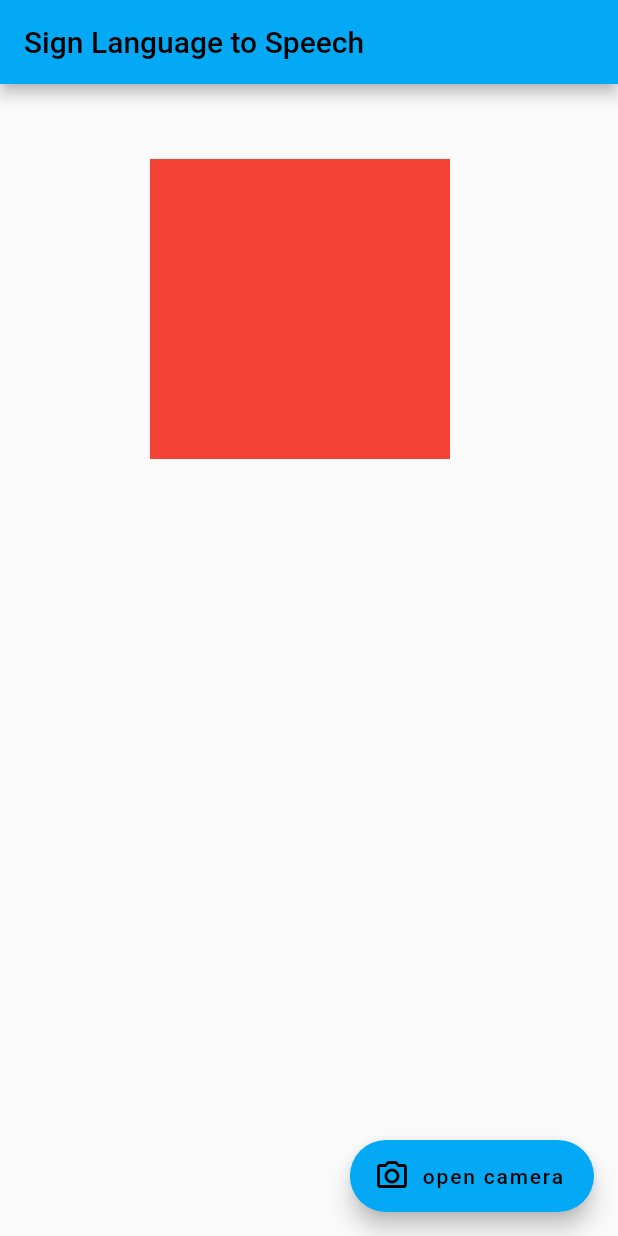
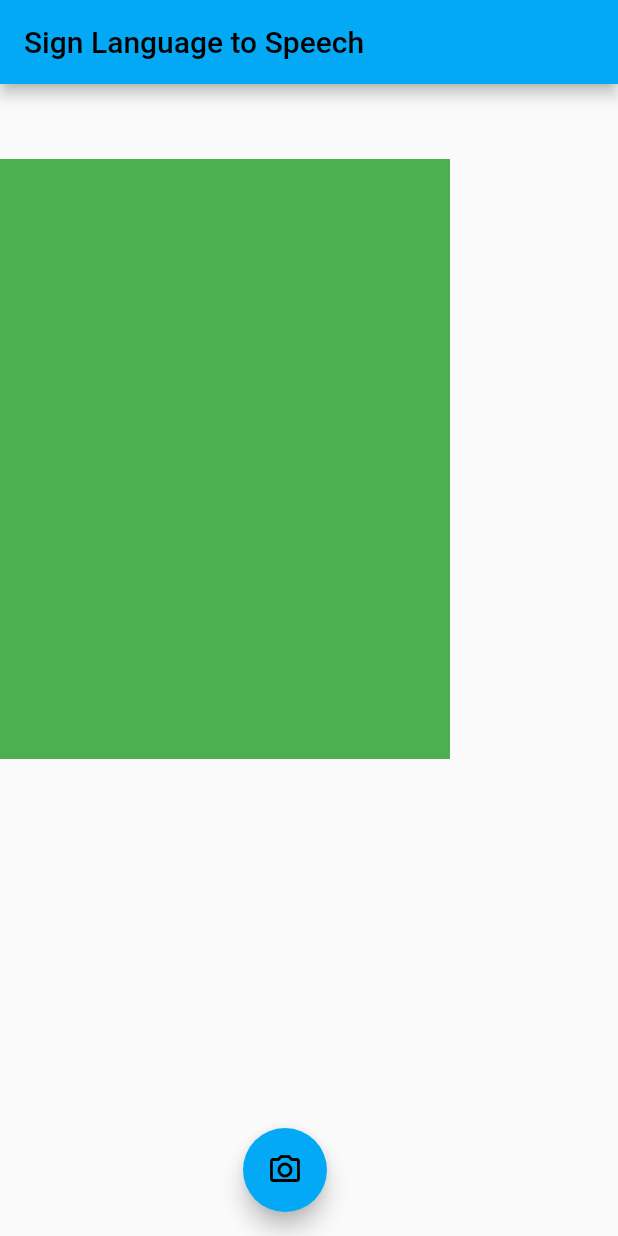
Before and after one commit to fazilsubair/sign_to_speech, a Flutter app: the screen it shows after launch, on a phone screen of 412 x 824 dp. Run offline on Flutter 3.47's test engine with Material 2 defaults, Android fonts, the light colour scheme and no system bars.

Commit message:
added some cros axis and did some code updation

```diff
--- a/lib/main.dart
+++ b/lib/main.dart
@@ -83,19 +83,31 @@ class _MyHomePageState extends State<MyHomePage> {
         title: Text(widget.title),
       ),
       body:Padding(
-        padding: EdgeInsets.only(left: 100 ,top: 50),
+        padding: EdgeInsets.only(top: 50),
         child: Container(
-          width: 200,
-          height: 200,
-          color: Colors.red,
+          width: 300,
+          height: 400,
+          color: Colors.green,
         ),
       ),
-      floatingActionButton: FloatingActionButton.extended(
-        label: const Text('open camera'),
-        onPressed: _opencammera,
-        tooltip: 'Increment',
-        icon: const Icon(Icons.camera_alt_outlined),
-      ), // This trailing comma makes auto-formatting nicer for build methods.
+
+      floatingActionButton:
+
+      Row(
+        mainAxisAlignment: MainAxisAlignment.center,
+        children: [
+          FloatingActionButton(
+            // label: const Text('open camera'),
+            onPressed: _opencammera,
+            tooltip: 'Increment',
+            child: const Icon(Icons.camera_alt_outlined),
+          ),
+        ],
+      ),
+      // floatingActionButton: FloatingActionButton.extended(
+      //   label : const Text('speaker'),
+      //   icon: const Icons(Icons.speaker),
+      // ),// This trailing comma makes auto-formatting nicer for build methods.
     );
   }
 }
```
